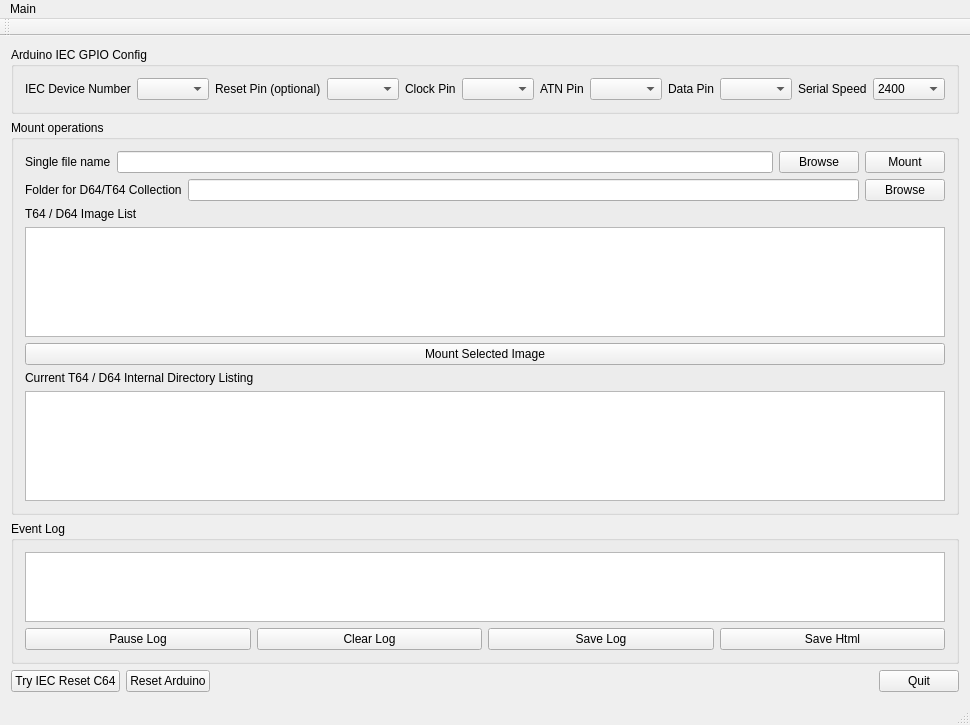
Above: mainwindow.ui from Larswad/uno2iec before the change. Below: the same form after it.
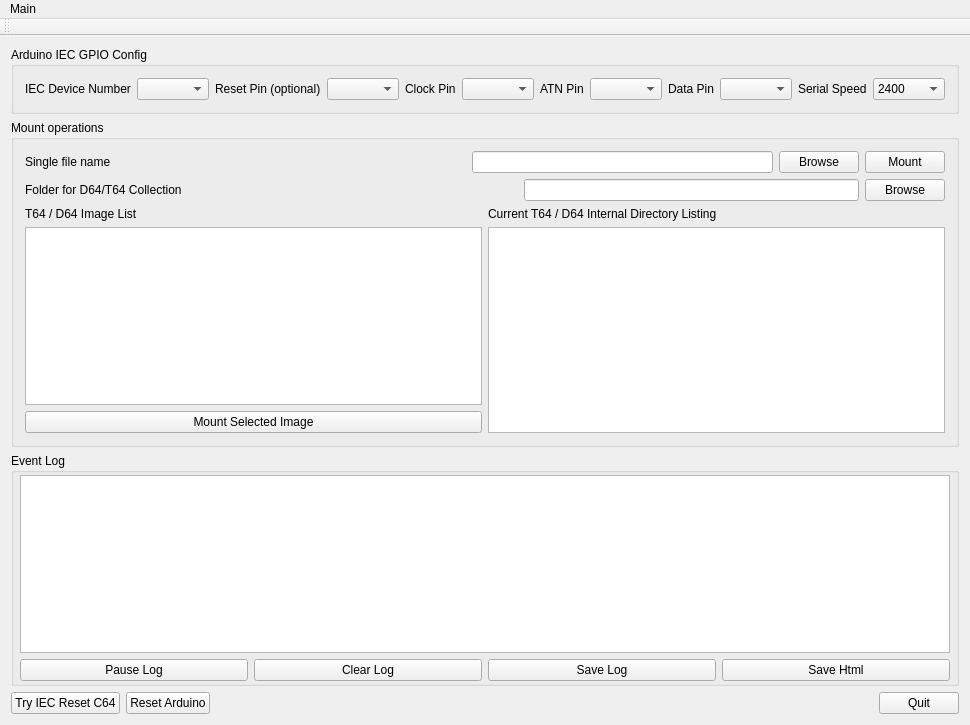
That is the form after the change.

```diff
--- a/mainwindow.ui
+++ b/mainwindow.ui
@@ -135,13 +135,45 @@
         <layout class="QHBoxLayout" name="horizontalLayout_3">
          <item>
           <widget class="QLabel" name="label_6">
+           <property name="minimumSize">
+            <size>
+             <width>140</width>
+             <height>0</height>
+            </size>
+           </property>
            <property name="text">
             <string>Single file name</string>
            </property>
           </widget>
          </item>
          <item>
-          <widget class="QLineEdit" name="singleImageName"/>
+          <spacer name="horizontalSpacer_2">
+           <property name="orientation">
+            <enum>Qt::Horizontal</enum>
+           </property>
+           <property name="sizeHint" stdset="0">
+            <size>
+             <width>40</width>
+             <height>20</height>
+            </size>
+           </property>
+          </spacer>
+         </item>
+         <item>
+          <widget class="QLineEdit" name="singleImageName">
+           <property name="sizePolicy">
+            <sizepolicy hsizetype="Expanding" vsizetype="Fixed">
+             <horstretch>0</horstretch>
+             <verstretch>0</verstretch>
+            </sizepolicy>
+           </property>
+           <property name="minimumSize">
+            <size>
+             <width>0</width>
+             <height>0</height>
+            </size>
+           </property>
+          </widget>
          </item>
          <item>
           <widget class="QPushButton" name="browseSingle">
@@ -169,7 +201,33 @@
           </widget>
          </item>
          <item>
-          <widget class="QLineEdit" name="imageDir"/>
+          <spacer name="horizontalSpacer_3">
+           <property name="orientation">
+            <enum>Qt::Horizontal</enum>
+           </property>
+           <property name="sizeHint" stdset="0">
+            <size>
+             <width>40</width>
+             <height>20</height>
+            </size>
+           </property>
+          </spacer>
+         </item>
+         <item>
+          <widget class="QLineEdit" name="imageDir">
+           <property name="sizePolicy">
+            <sizepolicy hsizetype="Expanding" vsizetype="Fixed">
+             <horstretch>0</horstretch>
+             <verstretch>0</verstretch>
+            </sizepolicy>
+           </property>
+           <property name="minimumSize">
+            <size>
+             <width>0</width>
+             <height>0</height>
+            </size>
+           </property>
+          </widget>
          </item>
          <item>
           <widget class="QPushButton" name="browseImageDir">
@@ -181,14 +239,31 @@
         </layout>
        </item>
        <item>
+        <layout class="QHBoxLayout" name="horizontalLayout_6">
+         <item>
+          <layout class="QVBoxLayout" name="verticalLayout_3">
+           <item>
         <widget class="QLabel" name="label_9">
+             <property name="sizePolicy">
+              <sizepolicy hsizetype="Preferred" vsizetype="Fixed">
+               <horstretch>0</horstretch>
+               <verstretch>0</verstretch>
+              </sizepolicy>
+             </property>
          <property name="text">
           <string>T64 / D64 Image List</string>
          </property>
         </widget>
        </item>
        <item>
-        <widget class="QListView" name="dirList"/>
+            <widget class="QListView" name="dirList">
+             <property name="sizePolicy">
+              <sizepolicy hsizetype="Preferred" vsizetype="Preferred">
+               <horstretch>0</horstretch>
+               <verstretch>0</verstretch>
+              </sizepolicy>
+             </property>
+            </widget>
        </item>
        <item>
         <widget class="QPushButton" name="mountSelected">
@@ -197,15 +272,36 @@
          </property>
         </widget>
        </item>
+          </layout>
+         </item>
+         <item>
+          <layout class="QVBoxLayout" name="verticalLayout_5">
        <item>
         <widget class="QLabel" name="label_2">
+             <property name="sizePolicy">
+              <sizepolicy hsizetype="Preferred" vsizetype="Fixed">
+               <horstretch>0</horstretch>
+               <verstretch>0</verstretch>
+              </sizepolicy>
+             </property>
          <property name="text">
           <string>Current T64 / D64 Internal Directory Listing</string>
          </property>
         </widget>
        </item>
        <item>
-        <widget class="QListView" name="imageDirList"/>
+            <widget class="QListView" name="imageDirList">
+             <property name="sizePolicy">
+              <sizepolicy hsizetype="Preferred" vsizetype="Preferred">
+               <horstretch>0</horstretch>
+               <verstretch>0</verstretch>
+              </sizepolicy>
+             </property>
+            </widget>
+           </item>
+          </layout>
+         </item>
+        </layout>
        </item>
       </layout>
      </widget>
@@ -213,14 +309,14 @@
     <item>
      <widget class="QGroupBox" name="logGroup">
       <property name="sizePolicy">
-       <sizepolicy hsizetype="Preferred" vsizetype="Preferred">
+       <sizepolicy hsizetype="Expanding" vsizetype="Preferred">
         <horstretch>0</horstretch>
         <verstretch>0</verstretch>
        </sizepolicy>
       </property>
       <property name="minimumSize">
        <size>
-        <width>0</width>
+        <width>600</width>
         <height>0</height>
        </size>
       </property>
@@ -228,14 +324,32 @@
        <string>Event Log</string>
       </property>
       <layout class="QVBoxLayout" name="verticalLayout_4">
+       <property name="leftMargin">
+        <number>6</number>
+       </property>
+       <property name="topMargin">
+        <number>2</number>
+       </property>
+       <property name="rightMargin">
+        <number>6</number>
+       </property>
+       <property name="bottomMargin">
+        <number>2</number>
+       </property>
        <item>
         <widget class="QTextEdit" name="log">
          <property name="sizePolicy">
-          <sizepolicy hsizetype="Preferred" vsizetype="Preferred">
+          <sizepolicy hsizetype="Preferred" vsizetype="Expanding">
            <horstretch>0</horstretch>
            <verstretch>0</verstretch>
           </sizepolicy>
          </property>
+         <property name="minimumSize">
+          <size>
+           <width>0</width>
+           <height>0</height>
+          </size>
+         </property>
         </widget>
        </item>
        <item>
@@ -341,7 +455,6 @@
     <bool>false</bool>
    </attribute>
   </widget>
-  <widget class="QStatusBar" name="statusBar"/>
   <action name="actionQuit">
    <property name="text">
     <string>Quit</string>
```
Lines whose indentation alone changed are shown as unchanged.
